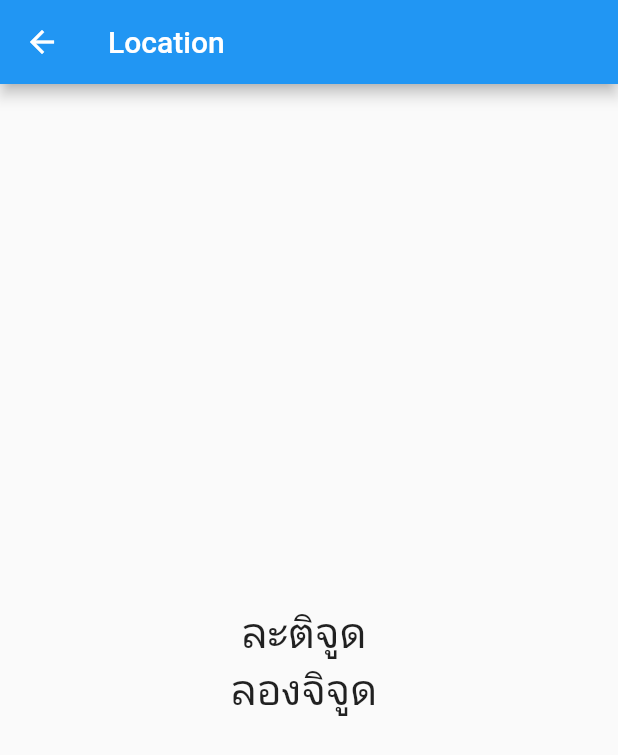
After one commit to anutchai/mobileappweek1, a Flutter app: the PackageLocation screen opened by its route, on a phone screen of 412 x 824 dp. The commit adds this screen. Shown: the top 755 px of the screen. Run offline on Flutter 3.47's test engine with Material 2 defaults, Android fonts, the phone set to English and light mode, and no system bars; our stand-ins replace better_player, geocoding, geolocator, image_picker, sembast; network calls fail.

Commit message:
Update Package

```diff
--- a/lib/main.dart
+++ b/lib/main.dart
@@ -2,6 +2,9 @@ import 'package:flutter/material.dart';
 import 'package:mobileappweek1/config/constant.dart';
 import 'package:mobileappweek1/screen/dashboard.dart';
 import 'package:mobileappweek1/screen/login.dart';
+import 'package:mobileappweek1/screen/packageimage.dart';
+import 'package:mobileappweek1/screen/packagelocation.dart';
+import 'package:mobileappweek1/screen/packagevideo.dart';
 import 'package:mobileappweek1/screen/register.dart';
 import 'screen/index.dart';
 
@@ -16,6 +19,9 @@ class MyApp extends StatelessWidget {
         'Login': (context) => Login(),
         'Register': (context) => Register(),
         'Dashboard': (context) => Dashboard(),
+        'Image': (context) => PackageImage(),
+        'Video': (context) => PackageVideo(),
+        'Location': (context) => PackageLocation(),
       },
       theme: ThemeData(
         primaryColor: sColor,
--- /dev/null
+++ b/lib/screen/packagelocation.dart
@@ -0,0 +1,70 @@
+import 'package:flutter/material.dart';
+import 'package:geolocator/geolocator.dart';
+import 'package:geocoding/geocoding.dart';
+
+class PackageLocation extends StatefulWidget {
+  const PackageLocation({Key? key}) : super(key: key);
+
+  @override
+  _PackageLocationState createState() => _PackageLocationState();
+}
+
+class _PackageLocationState extends State<PackageLocation> {
+  dynamic latitude = "";
+  dynamic longitude = "";
+
+  @override
+  void initState() {
+    // TODO: implement initState
+    super.initState();
+    getLocation();
+  }
+
+  Future<void> getLocation() async {
+    // คำสั่งการดึง Location
+    var location = await Geolocator.getCurrentPosition(
+        desiredAccuracy: LocationAccuracy.high);
+
+    print(location);
+    print(location.latitude);
+    print(location.longitude);
+
+    setState(() {
+      latitude = '${location.latitude}';
+      longitude = '${location.longitude}';
+    });
+
+    // การแปลง ละติจูด และลองจิจูด เป็น สถานที่จริง
+    //13.7563° N, 100.5018° E
+    var address = await placemarkFromCoordinates(13.7563, 100.5018);
+    print(address);
+  }
+
+  @override
+  Widget build(BuildContext context) {
+    return Scaffold(
+      appBar: AppBar(
+        title: Text('Location'),
+      ),
+      body: Center(
+        child: Column(
+          mainAxisAlignment: MainAxisAlignment.center,
+          children: [
+            Text(
+              'ละติจูด ' + latitude,
+              style: TextStyle(
+                fontSize: 28,
+              ),
+            ),
+            Text(
+              'ลองจิจูด ' + longitude,
+              style: TextStyle(
+                fontSize: 28,
+              ),
+            ),
+          ],
+        ),
+      ),
+    );
+  }
+}
```
Also changed, not shown: lib/model/tct.dart (added, +49 -0 lines), lib/screen/dashboard.dart (+111 -3 lines), lib/screen/packageimage.dart (added, +44 -0 lines), lib/screen/packagevideo.dart (added, +28 -0 lines), pubspec.yaml (+7 -0 lines), pubspec.lock, 2 other files.
